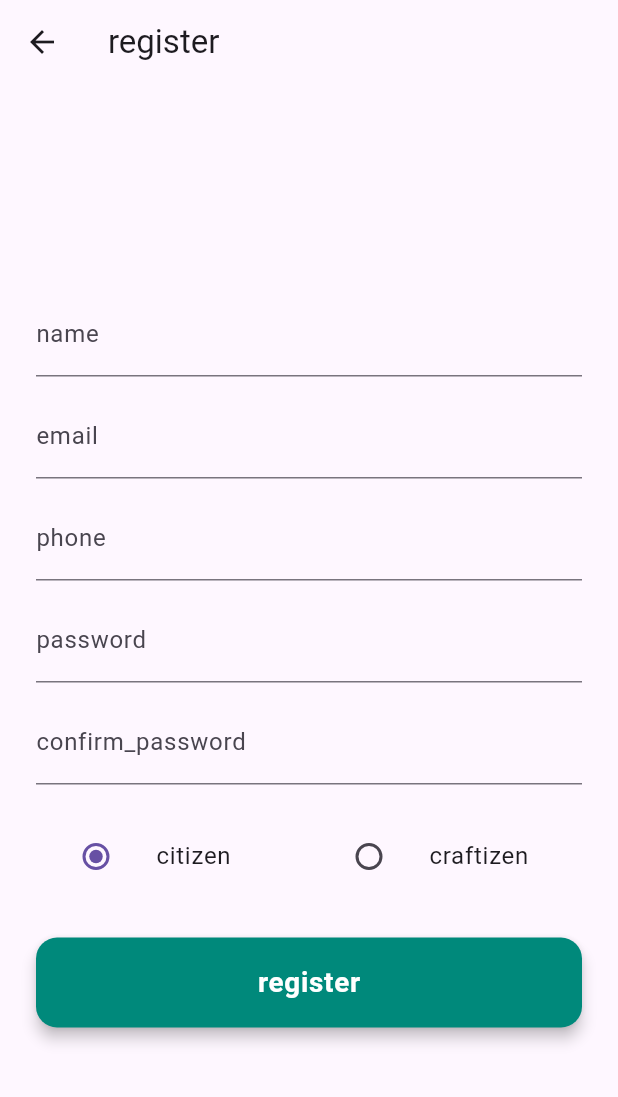
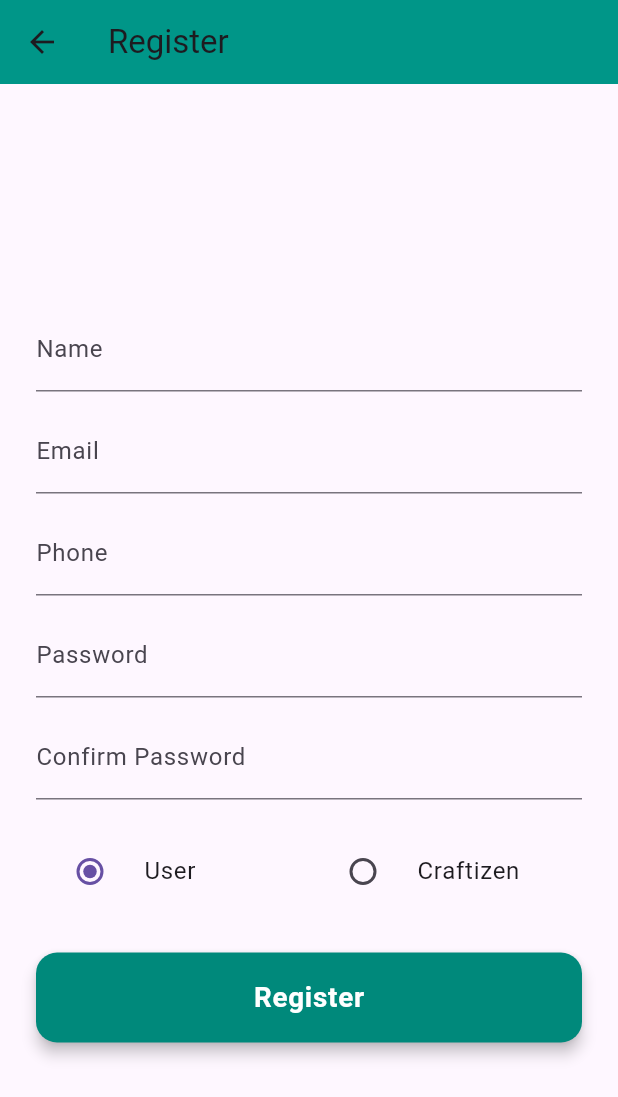
Before and after one commit to vyshu-06/SetuLink_App, a Flutter app: the screen it shows after launch, after a tap on "Register Now", on a phone screen of 412 x 824 dp. Shown: the top 1097 px of the screen. Run offline on Flutter 3.47's test engine with Material 3 defaults, Android fonts, the phone set to English and light mode, and no system bars; our stand-ins replace audioplayers, cloud_firestore, easy_localization, firebase_core, firebase_messaging, firebase_storage and 6 more; missing offline and left inert: flutter_sound; accounts and stored records are empty.

```diff
--- a/lib/main.dart
+++ b/lib/main.dart
@@ -20,7 +20,7 @@ Future<void> main() async {
 
   runApp(
     EasyLocalization(
-      supportedLocales: const [Locale('en'), Locale('hi')],
+      supportedLocales: const [Locale('en'), Locale('te')], // Changed to Telugu
       path: 'assets/translations',
       fallbackLocale: const Locale('en'),
       child: MultiProvider(
--- a/lib/screens/greeting_page.dart
+++ b/lib/screens/greeting_page.dart
@@ -15,104 +15,89 @@ class GreetingPage extends StatelessWidget {
     Navigator.pushNamed(context, '/login', arguments: role);
   }
 
-  void _navigateToRegister(BuildContext context, String role) {
-    Navigator.pushNamed(context, '/register', arguments: role);
+  void _navigateToRegister(BuildContext context) {
+    Navigator.pushNamed(context, '/register', arguments: 'citizen');
   }
 
   @override
   Widget build(BuildContext context) {
-    return SafeArea(
-      child: Scaffold(
-        body: SingleChildScrollView(
+    return Scaffold(
+      backgroundColor: Colors.white,
+      body: SafeArea(
+        child: Padding(
           padding: const EdgeInsets.symmetric(horizontal: 24.0),
-          child: Center(
           child: Column(
             mainAxisAlignment: MainAxisAlignment.center,
+            crossAxisAlignment: CrossAxisAlignment.stretch,
             children: [
-                const SizedBox(height: 60),
-                Icon(
-                  Icons.handshake,
-                  size: 80,
-                  color: Colors.teal[600],
-                ),
-                const SizedBox(height: 16),
+              const Spacer(flex: 2),
+              Icon(Icons.handshake_outlined, size: 80, color: Colors.teal[700]),
+              const SizedBox(height: 20),
               const Text(
                 'SetuLink',
+                textAlign: TextAlign.center,
                 style: TextStyle(
-                    fontSize: 32.0,
+                  fontSize: 40,
                   fontWeight: FontWeight.bold,
                   color: Colors.teal,
                 ),
               ),
-                const SizedBox(height: 16),
-                Text(
-                  tr('Bridging Local Talent with Trusted Services'),
-                  style: const TextStyle(fontSize: 18.0),
-                  textAlign: TextAlign.center,
+              const SizedBox(height: 12),
+              Text(tr('welcome_slogan'),
+                  textAlign: TextAlign.center, style: const TextStyle(fontSize: 16)),
+              const Spacer(flex: 3),
+              _buildRoleButton(
+                context,
+                roleKey: 'user',
+                onPressed: () => _navigateToLogin(context, 'citizen'),
+                color: Colors.teal,
               ),
-                const SizedBox(height: 40),
-                ElevatedButton(
-                  style: ElevatedButton.styleFrom(
-                    backgroundColor: Colors.teal[700],
-
-                    padding: const EdgeInsets.symmetric(
-                        horizontal: 40, vertical: 14),
-                    shape: RoundedRectangleBorder(
-                      borderRadius:  BorderRadius.circular(12),
+              const SizedBox(height: 20),
+              _buildRoleButton(
+                context,
+                roleKey: 'craftizen',
+                onPressed: () => _navigateToLogin(context, 'craftizen'),
+                color: Colors.deepOrange,
               ),
-                  ),
-                  onPressed: () => _navigateToLogin(context, 'citizen'),
-                  child: Text(
-                    tr('User') + " (नागररक)",
-                    style: const TextStyle(
-                      fontSize: 18,
-                      color: Colors.white,
-                    ),
-                  ),
-                ),
-                const SizedBox(height: 40),
-                ElevatedButton(
-                  style: ElevatedButton.styleFrom(
-                    backgroundColor: Colors.teal[700],
-                    padding: const EdgeInsets.symmetric(
-                        horizontal: 40, vertical: 14),
-                    shape: RoundedRectangleBorder(
-                      borderRadius: BorderRadius.circular(12),
-                    ),
-                  ),
-                  onPressed: () => _navigateToLogin(context, 'craftizen'),
-                  child: Text(
-                    tr('Craftizen') + " (कला-नागररक)",
-                    style: const TextStyle(
-                      fontSize: 18,
-                      color: Colors.white,
-                    ),
-                  ),
-                ),
-                const SizedBox(height: 24),
-                Text(
-                  tr('New to the App?'),
-                  style: const TextStyle(fontSize: 18.0),
-                  textAlign: TextAlign.center,
-                ),
-                const SizedBox(height: 24),
-                TextButton(
-                  child: Text(
-                    tr('Register Now'),
-                    style: const TextStyle(
-                      color: Colors.teal,
-                      fontSize: 16,
-                      fontWeight: FontWeight.w500,
-                    ),
-                  ),
-                  onPressed: () => _navigateToRegister(context, 'citizen'), // Defaulting to citizen for register
-                ),
-                const SizedBox(height: 40),
+              const Spacer(flex: 2),
+              _buildRegistrationSection(context),
+              const Spacer(),
             ],
-            ),
           ),
         ),
       ),
     );
   }
+
+  Widget _buildRoleButton(BuildContext context,
+      {required String roleKey,
+      required VoidCallback onPressed,
+      required Color color}) {
+    return ElevatedButton(
+      onPressed: onPressed,
+      style: ElevatedButton.styleFrom(
+        backgroundColor: color,
+        padding: const EdgeInsets.symmetric(vertical: 16),
+        shape: RoundedRectangleBorder(borderRadius: BorderRadius.circular(12)),
+        elevation: 5,
+      ),
+      child: Text(tr(roleKey),
+          style: const TextStyle(
+              color: Colors.white, fontSize: 18, fontWeight: FontWeight.w600)),
+    );
   }
+
+  Widget _buildRegistrationSection(BuildContext context) {
+    return Row(
+      mainAxisAlignment: MainAxisAlignment.center,
+      children: [
+        Text(tr('new_to_app')),
+        TextButton(
+          onPressed: () => _navigateToRegister(context),
+          child: Text(tr('register_now'),
+              style: const TextStyle(color: Colors.teal, fontWeight: FontWeight.bold)),
+        ),
+      ],
+    );
+  }
+}
--- a/lib/screens/register_screen.dart
+++ b/lib/screens/register_screen.dart
@@ -33,7 +33,10 @@ class _RegisterScreenState extends State<RegisterScreen> {
   @override
   Widget build(BuildContext context) {
     return Scaffold(
-      appBar: AppBar(title: Text(tr('register'))),
+      appBar: AppBar(
+        title: Text(tr('register')),
+        backgroundColor: Colors.teal,
+      ),
       body: Center(
         child: SingleChildScrollView(
           padding: const EdgeInsets.symmetric(horizontal: 24),
@@ -41,13 +44,14 @@ class _RegisterScreenState extends State<RegisterScreen> {
             key: _formKey,
             child: Column(
               children: [
+                const SizedBox(height: 20),
                 TextFormField(
                   decoration: InputDecoration(labelText: tr('name')),
                   onChanged: (val) => name = val.trim(),
                   validator: (val) =>
                       val == null || val.isEmpty ? tr('enter_name') : null,
                 ),
-                SizedBox(height: 12),
+                const SizedBox(height: 12),
                 TextFormField(
                   decoration: InputDecoration(labelText: tr('email')),
                   onChanged: (val) => email = val.trim(),
@@ -55,7 +59,7 @@ class _RegisterScreenState extends State<RegisterScreen> {
                       ? null
                       : tr('enter_valid_email'),
                 ),
-                SizedBox(height: 12),
+                const SizedBox(height: 12),
                 TextFormField(
                   decoration: InputDecoration(labelText: tr('phone')),
                   keyboardType: TextInputType.phone,
@@ -64,7 +68,7 @@ class _RegisterScreenState extends State<RegisterScreen> {
                       ? null
                       : tr('enter_valid_phone'),
                 ),
-                SizedBox(height: 12),
+                const SizedBox(height: 12),
                 TextFormField(
                   decoration: InputDecoration(labelText: tr('password')),
                   obscureText: true,
@@ -73,7 +77,7 @@ class _RegisterScreenState extends State<RegisterScreen> {
                       ? null
                       : tr('password_min_6'),
                 ),
-                SizedBox(height: 12),
+                const SizedBox(height: 12),
                 TextFormField(
                   decoration: InputDecoration(labelText: tr('confirm_password')),
                   obscureText: true,
@@ -81,13 +85,12 @@ class _RegisterScreenState extends State<RegisterScreen> {
                   validator: (val) =>
                       val != password ? tr('passwords_not_matching') : null,
                 ),
-                SizedBox(height: 20),
+                const SizedBox(height: 20),
                 Row(
                   children: [
                     Expanded(
-                      child: ListTile(
-                        title: Text(tr('citizen')),
-                        leading: Radio<String>(
+                      child: RadioListTile<String>(
+                        title: Text(tr('user')),
                         value: 'citizen',
                         groupValue: role,
                         onChanged: (val) {
@@ -95,11 +98,9 @@ class _RegisterScreenState extends State<RegisterScreen> {
                         },
                       ),
                     ),
-                    ),
                     Expanded(
-                      child: ListTile(
+                      child: RadioListTile<String>(
                         title: Text(tr('craftizen')),
-                        leading: Radio<String>(
                         value: 'craftizen',
                         groupValue: role,
                         onChanged: (val) {
@@ -107,10 +108,9 @@ class _RegisterScreenState extends State<RegisterScreen> {
                         },
                       ),
                     ),
-                    ),
                   ],
                 ),
-                SizedBox(height: 26),
+                const SizedBox(height: 26),
                 CustomButton(
                   text: tr('register'),
                   onPressed: () async {
@@ -139,10 +139,10 @@ class _RegisterScreenState extends State<RegisterScreen> {
                     }
                   },
                 ),
-                if (loading) ...[SizedBox(height: 18), CircularProgressIndicator()],
+                if (loading) ...[const SizedBox(height: 18), const CircularProgressIndicator()],
                 if (error.isNotEmpty) ...[
-                  SizedBox(height: 16),
-                  Text(error, style: TextStyle(color: Colors.redAccent))
+                  const SizedBox(height: 16),
+                  Text(error, style: const TextStyle(color: Colors.redAccent))
                 ]
               ],
             ),
```
Also changed, not shown: assets/translations/en.json (+36 -1 lines), assets/translations/te.json (added, +36 -0 lines), lib/screens/chat_list_screen.dart (+17 -7 lines), lib/screens/citizen_home.dart (+13 -13 lines), lib/screens/craftizen_home.dart (+17 -11 lines), lib/screens/login_screen.dart (+8 -7 lines), pubspec.lock, 6 other files. Lines whose indentation alone changed are shown as unchanged.
